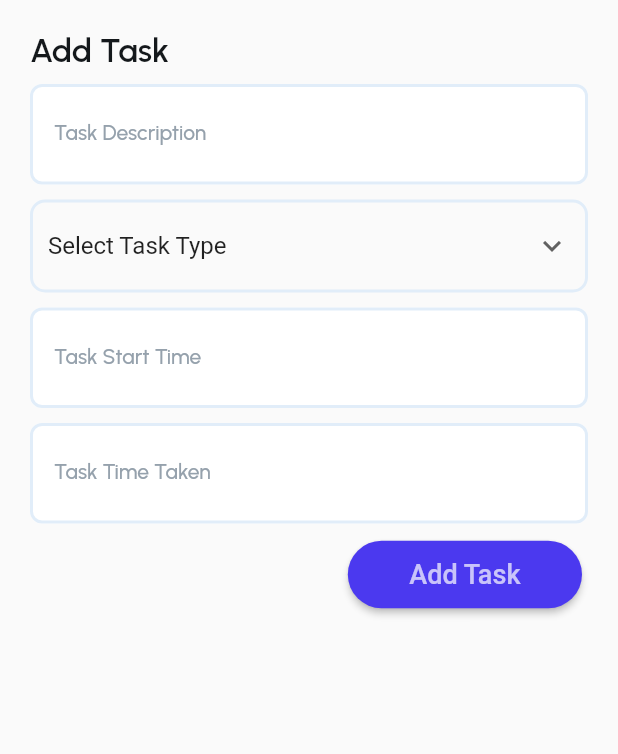
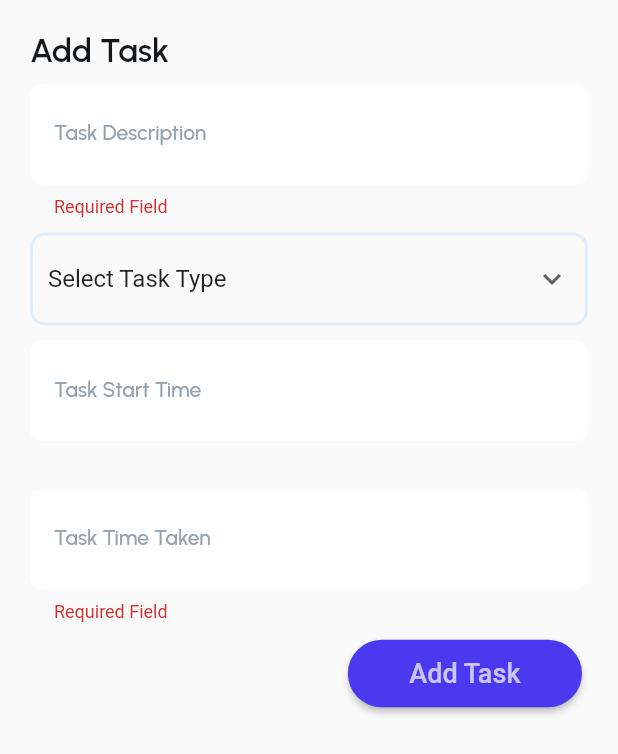
Before and after one commit to abaditya26/employee-management, a Flutter app: the AddTaskWidget widget shown alone on an empty page, opened directly, after a tap on "Add Task", on a phone screen of 412 x 824 dp. Shown: the top 754 px of the screen. Run offline on Flutter 3.47's test engine with Material 2 defaults, Android fonts, the phone set to English and light mode, and no system bars; our stand-ins replace cloud_firestore, firebase_auth, firebase_core, google_fonts; accounts and stored records are empty; network calls fail.

Commit message:
add task backend

```diff
--- /dev/null
+++ b/lib/models/task_model.dart
@@ -0,0 +1,23 @@
+class TaskModel{
+  String id, uid;
+  final String taskTitle, taskType, startDateTime, duration;
+
+  TaskModel(
+      {required this.id,
+      required this.uid,
+      required this.taskTitle,
+      required this.taskType,
+      required this.startDateTime,
+      required this.duration});
+
+  Map<String, dynamic> toMap(){
+    return {
+      "id":id,
+      "uid":uid,
+      "taskTitle":taskTitle,
+      "taskType":taskType,
+      "startDateTime":startDateTime,
+      "duration":duration,
+    };
+  }
+}
--- a/lib/pages/user_dashboard.dart
+++ b/lib/pages/user_dashboard.dart
@@ -16,8 +16,10 @@ class UserDashboard extends StatelessWidget {
           showModalBottomSheet(
               context: context,
               builder: (context) {
-                return AddTaskWidget();
-              });
+                return const AddTaskWidget();
+              }).then((value) {
+                //TODO:refresh the data
+          });
         },
         backgroundColor: const Color(0xFF4B39EF),
         elevation: 8,
--- a/lib/services/auth_services.dart
+++ b/lib/services/auth_services.dart
@@ -41,4 +41,8 @@ class AuthServices {
           SnackBar(content: Text("Error while logging out :- $e")));
     });
   }
+
+  String getUid(){
+    return _auth.currentUser!.uid;
+  }
 }
--- a/lib/widgets/add_task_widget.dart
+++ b/lib/widgets/add_task_widget.dart
@@ -1,3 +1,6 @@
+import 'package:employee_management/models/task_model.dart';
+import 'package:employee_management/services/auth_services.dart';
+import 'package:employee_management/services/database_services.dart';
 import 'package:flutter/material.dart';
 import 'package:google_fonts/google_fonts.dart';
 
@@ -12,6 +15,9 @@ class _AddTaskWidgetState extends State<AddTaskWidget> {
   final _taskDescription = TextEditingController();
   final _startTime = TextEditingController();
   final _timeTaken = TextEditingController();
+  final _formKey = GlobalKey<FormState>();
+  final _auth = AuthServices();
+  final _db = DatabaseServices();
   bool _isLoading = false;
   List<String> taskList = ["Select Task Type", "Break", "Meeting", "Work"];
   String selectedTaskType = "Select Task Type";
@@ -22,11 +28,53 @@ class _AddTaskWidgetState extends State<AddTaskWidget> {
     selectedTaskType = taskList[0];
   }
 
+  addTask() {
+    if (_formKey.currentState!.validate()) {
+      if (selectedTaskType.isEmpty || selectedTaskType == taskList[0]) {
+        //show alert for selecting task
+        showDialog(
+            context: context,
+            builder: (context) => AlertDialog(
+                  title: const Text("Validation Error!"),
+                  content: const Text("Please select Task Type."),
+                  actions: [
+                    ElevatedButton(
+                        onPressed: () {
+                          Navigator.pop(context);
+                        },
+                        child: const Text("OK")),
+                  ],
+                ));
+        return;
+      }
+      //perform action to save data
+      final taskModel = TaskModel(
+          id: "",
+          uid: _auth.getUid(),
+          taskTitle: _taskDescription.text,
+          taskType: selectedTaskType,
+          startDateTime: _startTime.text,
+          duration: _timeTaken.text);
+      setState(() {
+        _isLoading = true;
+      });
+      _db.saveTask(taskModel).then((value) {
+        setState(() {
+          _isLoading = false;
+        });
+        ScaffoldMessenger.of(context).showSnackBar(const SnackBar(content: Text("Task Added")));
+        Navigator.pop(context);
+      });
+    }
+  }
+
   @override
   Widget build(BuildContext context) {
     return SingleChildScrollView(
       child: Container(
         padding: const EdgeInsets.symmetric(vertical: 10.0, horizontal: 20.0),
+        child: Form(
+          key: _formKey,
           child: Column(
             crossAxisAlignment: CrossAxisAlignment.start,
             children: [
@@ -45,6 +93,13 @@ class _AddTaskWidgetState extends State<AddTaskWidget> {
                 height: 10.0,
               ),
               TextFormField(
+                  validator: (v) {
+                    return v == null
+                        ? "Field Required"
+                        : v.isEmpty
+                            ? "Required Field"
+                            : null;
+                  },
                   controller: _taskDescription,
                   obscureText: false,
                   decoration: InputDecoration(
@@ -102,7 +157,8 @@ class _AddTaskWidgetState extends State<AddTaskWidget> {
                 height: 10.0,
               ),
               Container(
-              padding: const EdgeInsets.symmetric(horizontal: 10, vertical: 5),
+                padding:
+                    const EdgeInsets.symmetric(horizontal: 10, vertical: 5),
                 decoration: BoxDecoration(
                   borderRadius: BorderRadius.circular(10),
                   border: Border.all(
@@ -173,6 +229,13 @@ class _AddTaskWidgetState extends State<AddTaskWidget> {
                   _startTime.text = datetime;
                 },
                 child: TextFormField(
+                    validator: (v) {
+                      return v == null
+                          ? "Field Required"
+                          : v.isEmpty
+                              ? "Required Field"
+                              : null;
+                    },
                     controller: _startTime,
                     obscureText: false,
                     enabled: false,
@@ -239,6 +302,13 @@ class _AddTaskWidgetState extends State<AddTaskWidget> {
                 height: 10.0,
               ),
               TextFormField(
+                  validator: (v) {
+                    return v == null
+                        ? "Field Required"
+                        : v.isEmpty
+                            ? "Required Field"
+                            : null;
+                  },
                   controller: _timeTaken,
                   keyboardType: TextInputType.number,
                   obscureText: false,
@@ -310,13 +380,15 @@ class _AddTaskWidgetState extends State<AddTaskWidget> {
                             ),
                           )
                         : ElevatedButton(
-                          onPressed: () {},
+                            onPressed: () {
+                              addTask();
+                            },
                             style: ElevatedButton.styleFrom(
                                 shape: const StadiumBorder(),
                                 backgroundColor: const Color(0xFF4B39EF)),
                             child: const Padding(
-                            padding:
-                                EdgeInsetsDirectional.fromSTEB(25, 12, 25, 12),
+                              padding: EdgeInsetsDirectional.fromSTEB(
+                                  25, 12, 25, 12),
                               child: FittedBox(
                                 child: Text(
                                   'Add Task',
@@ -334,6 +406,7 @@ class _AddTaskWidgetState extends State<AddTaskWidget> {
             ],
           ),
         ),
+      ),
     );
   }
 }
```
Also changed, not shown: lib/services/database_services.dart (+17 -4 lines). Lines whose indentation alone changed are shown as unchanged.
